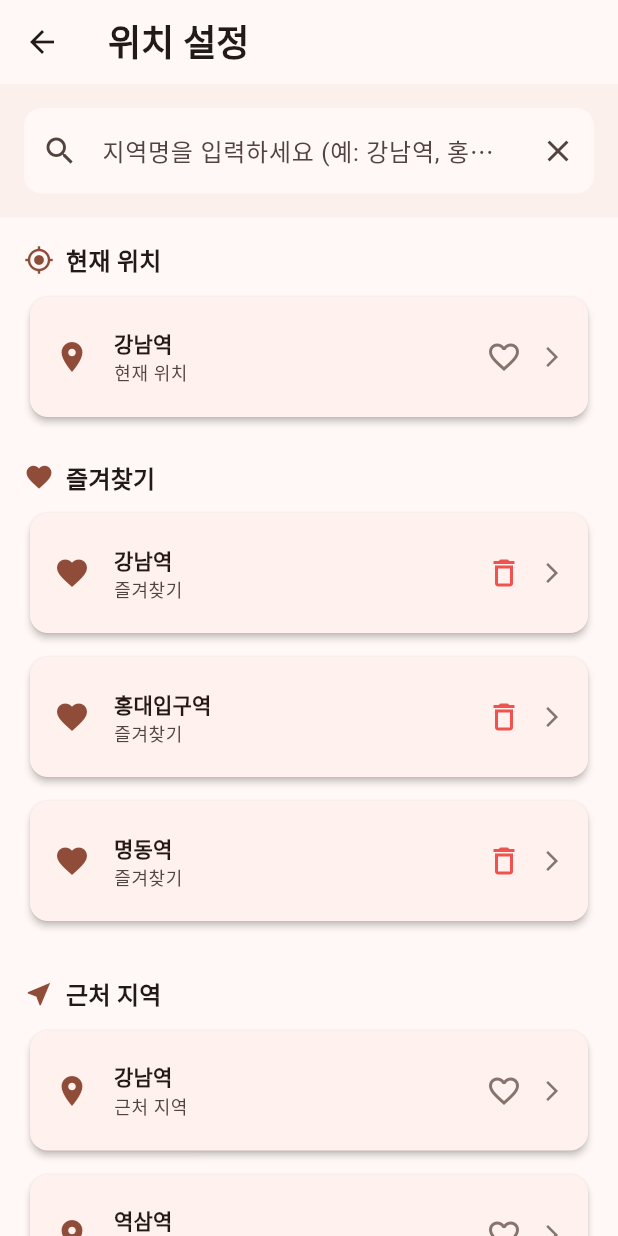
After one commit to hjkim909/Mechu, a Flutter app: the screen it shows after launch, after a tap on "강남역", on a phone screen of 412 x 824 dp. The commit adds this screen. Run offline on Flutter 3.47's test engine with Material 3 defaults, Android fonts, the phone set to English and light mode, and no system bars; accounts and stored records are empty; generated files the repository leaves out were written again.

Commit message:
feat: 위치 설정 화면 개발 완료
- LocationSettingScreen 새로 생성
  - 현재 위치 자동 로드 및 표시
  - 즐겨찾기 위치 관리 (추가/삭제)
  - 근처 지역 자동 추천
  - 지역명 검색 기능
  - Material Design 3 스타일 적용

- HomeScreen 위치 설정 연동
  - 현재 위치 표시 부분을 터치 가능하게 변경
  - 위치 설정 화면으로 네비게이션 추가
  - 선택된 위치 상태 관리
  - 선택된 위치 기반 추천 기능

주요 기능:
- 동적 위치 변경 및 반영
- 사용자 친화적인 인터페이스
- 에러 처리 및 로딩 상태
- 즐겨찾기 시스템 (향후 SharedPreferences 연동 예정)

```diff
--- a/lib/screens/home_screen.dart
+++ b/lib/screens/home_screen.dart
@@ -2,6 +2,7 @@ import 'package:flutter/material.dart';
 import '../models/models.dart';
 import '../services/services.dart';
 import 'recommendation_result_screen.dart';
+import 'location_setting_screen.dart';
 
 class HomeScreen extends StatefulWidget {
   const HomeScreen({super.key});
@@ -13,6 +14,7 @@ class HomeScreen extends StatefulWidget {
 class _HomeScreenState extends State<HomeScreen> {
   double _peopleCount = 2.0; // 기본값 2명
   bool _isLoading = false;
+  UserLocation? _selectedLocation;
 
   final LocationService _locationService = LocationService();
   final RecommendationService _recommendationService = RecommendationService();
@@ -26,6 +28,32 @@ class _HomeScreenState extends State<HomeScreen> {
 
   Future<void> _initializeServices() async {
     await _userService.initialize();
+    _loadCurrentLocation();
+  }
+
+  Future<void> _loadCurrentLocation() async {
+    try {
+      final location = await _locationService.getCurrentLocation();
+      setState(() {
+        _selectedLocation = location;
+      });
+    } catch (e) {
+      // 기본값 유지
+    }
+  }
+
+  Future<void> _navigateToLocationSetting() async {
+    final result = await Navigator.of(context).push<UserLocation>(
+      MaterialPageRoute(
+        builder: (context) => const LocationSettingScreen(),
+      ),
+    );
+
+    if (result != null) {
+      setState(() {
+        _selectedLocation = result;
+      });
+    }
   }
 
   Future<void> _getRecommendations() async {
@@ -36,8 +64,8 @@ class _HomeScreenState extends State<HomeScreen> {
     });
 
     try {
-      // 현재 위치 가져오기
-      final userLocation = await _locationService.getCurrentLocation();
+      // 선택된 위치 또는 현재 위치 사용
+      final userLocation = _selectedLocation ?? await _locationService.getCurrentLocation();
 
       // 빠른 추천 요청
       final recommendations = await _recommendationService.getQuickRecommendations(
@@ -101,8 +129,10 @@ class _HomeScreenState extends State<HomeScreen> {
               // 상단 여백
               const SizedBox(height: 32),
 
-              // 현재 위치 표시
-              Container(
+              // 현재 위치 표시 (터치 가능)
+              GestureDetector(
+                onTap: _navigateToLocationSetting,
+                child: Container(
                   padding: const EdgeInsets.symmetric(
                     horizontal: 24,
                     vertical: 16,
@@ -110,6 +140,10 @@ class _HomeScreenState extends State<HomeScreen> {
                   decoration: BoxDecoration(
                     color: colorScheme.primaryContainer,
                     borderRadius: BorderRadius.circular(20),
+                    border: Border.all(
+                      color: colorScheme.primary.withOpacity(0.3),
+                      width: 1,
+                    ),
                   ),
                   child: Row(
                     mainAxisSize: MainAxisSize.min,
@@ -121,13 +155,20 @@ class _HomeScreenState extends State<HomeScreen> {
                       ),
                       const SizedBox(width: 8),
                       Text(
-                      '강남역',
+                        _selectedLocation?.address ?? '강남역',
                         style: theme.textTheme.titleMedium?.copyWith(
                           color: colorScheme.onPrimaryContainer,
                           fontWeight: FontWeight.w600,
                         ),
                       ),
+                      const SizedBox(width: 8),
+                      Icon(
+                        Icons.edit,
+                        color: colorScheme.onPrimaryContainer.withOpacity(0.7),
+                        size: 16,
+                      ),
                     ],
+                  ),
                 ),
               ),
 
--- /dev/null
+++ b/lib/screens/location_setting_screen.dart
@@ -0,0 +1,413 @@
+import 'package:flutter/material.dart';
+import '../models/models.dart';
+import '../services/services.dart';
+
+class LocationSettingScreen extends StatefulWidget {
+  const LocationSettingScreen({super.key});
+
+  @override
+  State<LocationSettingScreen> createState() => _LocationSettingScreenState();
+}
+
+class _LocationSettingScreenState extends State<LocationSettingScreen> {
+  final LocationService _locationService = LocationService();
+  final TextEditingController _searchController = TextEditingController();
+
+  UserLocation? _currentLocation;
+  List<String> _favoriteLocations = [];
+  List<String> _nearbyAreas = [];
+  bool _isLoading = false;
+  bool _isSearching = false;
+
+  @override
+  void initState() {
+    super.initState();
+    _loadCurrentLocation();
+    _loadFavoriteLocations();
+  }
+
+  @override
+  void dispose() {
+    _searchController.dispose();
+    super.dispose();
+  }
+
+  Future<void> _loadCurrentLocation() async {
+    setState(() {
+      _isLoading = true;
+    });
+
+    try {
+      final location = await _locationService.getCurrentLocation();
+      final nearbyAreas = _locationService.getNearbyAreas(location);
+
+      setState(() {
+        _currentLocation = location;
+        _nearbyAreas = nearbyAreas;
+      });
+    } catch (e) {
+      _showErrorSnackBar('현재 위치를 가져올 수 없습니다: $e');
+    } finally {
+      setState(() {
+        _isLoading = false;
+      });
+    }
+  }
+
+  Future<void> _loadFavoriteLocations() async {
+    // TODO: SharedPreferences에서 즐겨찾기 위치 로드
+    setState(() {
+      _favoriteLocations = ['강남역', '홍대입구역', '명동역']; // 임시 데이터
+    });
+  }
+
+  Future<void> _searchLocation(String query) async {
+    if (query.trim().isEmpty) return;
+
+    setState(() {
+      _isSearching = true;
+    });
+
+    try {
+      final location = await _locationService.getLocationFromAddress(query);
+      if (location != null) {
+        _selectLocation(location);
+      } else {
+        _showErrorSnackBar('위치를 찾을 수 없습니다: $query');
+      }
+    } catch (e) {
+      _showErrorSnackBar('검색 중 오류가 발생했습니다: $e');
+    } finally {
+      setState(() {
+        _isSearching = false;
+      });
+    }
+  }
+
+  void _selectLocation(UserLocation location) {
+    Navigator.of(context).pop(location);
+  }
+
+  void _addToFavorites(String locationName) {
+    if (!_favoriteLocations.contains(locationName)) {
+      setState(() {
+        _favoriteLocations.add(locationName);
+      });
+      // TODO: SharedPreferences에 저장
+      _showSuccessSnackBar('$locationName이(가) 즐겨찾기에 추가되었습니다');
+    }
+  }
+
+  void _removeFromFavorites(String locationName) {
+    setState(() {
+      _favoriteLocations.remove(locationName);
+    });
+    // TODO: SharedPreferences에서 제거
+    _showSuccessSnackBar('$locationName이(가) 즐겨찾기에서 제거되었습니다');
+  }
+
+  void _showErrorSnackBar(String message) {
+    ScaffoldMessenger.of(context).showSnackBar(
+      SnackBar(
+        content: Text(message),
+        backgroundColor: Colors.red,
+        behavior: SnackBarBehavior.floating,
+      ),
+    );
+  }
+
+  void _showSuccessSnackBar(String message) {
+    ScaffoldMessenger.of(context).showSnackBar(
+      SnackBar(
+        content: Text(message),
+        backgroundColor: Colors.green,
+        behavior: SnackBarBehavior.floating,
+      ),
+    );
+  }
+
+  @override
+  Widget build(BuildContext context) {
+    final theme = Theme.of(context);
+    final colorScheme = theme.colorScheme;
+
+    return Scaffold(
+      appBar: AppBar(
+        title: Text(
+          '위치 설정',
+          style: theme.textTheme.headlineSmall?.copyWith(
+            fontWeight: FontWeight.bold,
+          ),
+        ),
+        backgroundColor: colorScheme.surface,
+        elevation: 0,
+      ),
+      body: Column(
+        children: [
+          // 검색 바
+          Container(
+            padding: const EdgeInsets.all(16),
+            color: colorScheme.surfaceVariant.withOpacity(0.3),
+            child: TextField(
+              controller: _searchController,
+              decoration: InputDecoration(
+                hintText: '지역명을 입력하세요 (예: 강남역, 홍대입구역)',
+                prefixIcon: const Icon(Icons.search),
+                suffixIcon: _isSearching
+                    ? const SizedBox(
+                        width: 20,
+                        height: 20,
+                        child: CircularProgressIndicator(strokeWidth: 2),
+                      )
+                    : IconButton(
+                        icon: const Icon(Icons.clear),
+                        onPressed: () => _searchController.clear(),
+                      ),
+                border: OutlineInputBorder(
+                  borderRadius: BorderRadius.circular(12),
+                  borderSide: BorderSide.none,
+                ),
+                filled: true,
+                fillColor: colorScheme.surface,
+              ),
+              onSubmitted: _searchLocation,
+            ),
+          ),
+
+          // 현재 위치 섹션
+          Expanded(
+            child: ListView(
+              padding: const EdgeInsets.all(16),
+              children: [
+                // 현재 위치
+                _buildSectionTitle('현재 위치', Icons.my_location),
+                const SizedBox(height: 8),
+                if (_isLoading)
+                  _buildLoadingCard()
+                else if (_currentLocation != null)
+                  _buildLocationCard(
+                    _currentLocation!.address ?? '알 수 없는 위치',
+                    '현재 위치',
+                    Icons.location_on,
+                    () => _selectLocation(_currentLocation!),
+                    showFavoriteButton: true,
+                    onFavoritePressed: () => _addToFavorites(_currentLocation!.address ?? '현재 위치'),
+                  ),
+
+                const SizedBox(height: 24),
+
+                // 즐겨찾기 위치
+                _buildSectionTitle('즐겨찾기', Icons.favorite),
+                const SizedBox(height: 8),
+                if (_favoriteLocations.isEmpty)
+                  _buildEmptyCard('즐겨찾기 위치가 없습니다')
+                else
+                  ..._favoriteLocations.map((location) => Padding(
+                        padding: const EdgeInsets.only(bottom: 8),
+                        child: _buildLocationCard(
+                          location,
+                          '즐겨찾기',
+                          Icons.favorite,
+                          () async {
+                            final locationData = await _locationService.getLocationFromAddress(location);
+                            if (locationData != null) {
+                              _selectLocation(locationData);
+                            }
+                          },
+                          showFavoriteButton: false,
+                          showDeleteButton: true,
+                          onDeletePressed: () => _removeFromFavorites(location),
+                        ),
+                      )),
+
+                const SizedBox(height: 24),
+
+                // 근처 지역
+                _buildSectionTitle('근처 지역', Icons.near_me),
+                const SizedBox(height: 8),
+                if (_nearbyAreas.isEmpty)
+                  _buildEmptyCard('근처 지역 정보가 없습니다')
+                else
+                  ..._nearbyAreas.map((area) => Padding(
+                        padding: const EdgeInsets.only(bottom: 8),
+                        child: _buildLocationCard(
+                          area,
+                          '근처 지역',
+                          Icons.place,
+                          () async {
+                            final locationData = await _locationService.getLocationFromAddress(area);
+                            if (locationData != null) {
+                              _selectLocation(locationData);
+                            }
+                          },
+                          showFavoriteButton: true,
+                          onFavoritePressed: () => _addToFavorites(area),
+                        ),
+                      )),
+              ],
+            ),
+          ),
+        ],
+      ),
+    );
+  }
+
+  Widget _buildSectionTitle(String title, IconData icon) {
+    final theme = Theme.of(context);
+    final colorScheme = theme.colorScheme;
+
+    return Row(
+      children: [
+        Icon(
+          icon,
+          size: 20,
+          color: colorScheme.primary,
+        ),
+        const SizedBox(width: 8),
+        Text(
+          title,
+          style: theme.textTheme.titleMedium?.copyWith(
+            fontWeight: FontWeight.bold,
+            color: colorScheme.onSurface,
+          ),
+        ),
+      ],
+    );
+  }
+
+  Widget _buildLocationCard(
+    String locationName,
+    String subtitle,
+    IconData icon,
+    VoidCallback onTap, {
+    bool showFavoriteButton = false,
+    bool showDeleteButton = false,
+    VoidCallback? onFavoritePressed,
+    VoidCallback? onDeletePressed,
+  }) {
+    final theme = Theme.of(context);
+    final colorScheme = theme.colorScheme;
+
+    return Card(
+      elevation: 2,
+      shape: RoundedRectangleBorder(
+        borderRadius: BorderRadius.circular(12),
+      ),
+      child: InkWell(
+        borderRadius: BorderRadius.circular(12),
+        onTap: onTap,
+        child: Padding(
+          padding: const EdgeInsets.all(16),
+          child: Row(
+            children: [
+              Icon(
+                icon,
+                color: colorScheme.primary,
+                size: 24,
+              ),
+              const SizedBox(width: 16),
+              Expanded(
+                child: Column(
+                  crossAxisAlignment: CrossAxisAlignment.start,
+                  children: [
+                    Text(
+                      locationName,
+                      style: theme.textTheme.titleSmall?.copyWith(
+                        fontWeight: FontWeight.w600,
+                      ),
+                    ),
+                    const SizedBox(height: 2),
+                    Text(
+                      subtitle,
+                      style: theme.textTheme.bodySmall?.copyWith(
+                        color: colorScheme.onSurfaceVariant,
+                      ),
+                    ),
+                  ],
+                ),
+              ),
+              if (showFavoriteButton)
+                IconButton(
+                  icon: Icon(
+                    Icons.favorite_border,
+                    color: colorScheme.outline,
+                  ),
+                  onPressed: onFavoritePressed,
+                ),
+              if (showDeleteButton)
+                IconButton(
+                  icon: Icon(
+                    Icons.delete_outline,
+                    color: Colors.red[400],
+                  ),
+                  onPressed: onDeletePressed,
+                ),
+              Icon(
+                Icons.arrow_forward_ios,
+                size: 16,
+                color: colorScheme.outline,
+              ),
+            ],
+          ),
+        ),
+      ),
+    );
+  }
+
+  Widget _buildLoadingCard() {
+    final theme = Theme.of(context);
+    final colorScheme = theme.colorScheme;
+
+    return Card(
+      elevation: 2,
+      shape: RoundedRectangleBorder(
+        borderRadius: BorderRadius.circular(12),
+      ),
+      child: Padding(
+        padding: const EdgeInsets.all(16),
+        child: Row(
+          children: [
+            SizedBox(
+              width: 24,
+              height: 24,
+              child: CircularProgressIndicator(
+                strokeWidth: 2,
+                color: colorScheme.primary,
+              ),
+            ),
+            const SizedBox(width: 16),
+            Text(
+              '현재 위치를 가져오는 중...',
+              style: theme.textTheme.titleSmall?.copyWith(
+                color: colorScheme.onSurfaceVariant,
+              ),
+            ),
+          ],
+        ),
+      ),
+    );
+  }
+
+  Widget _buildEmptyCard(String message) {
+    final theme = Theme.of(context);
+    final colorScheme = theme.colorScheme;
+
+    return Card(
+      elevation: 1,
+      shape: RoundedRectangleBorder(
+        borderRadius: BorderRadius.circular(12),
+      ),
+      child: Padding(
+        padding: const EdgeInsets.all(16),
+        child: Center(
+          child: Text(
+            message,
+            style: theme.textTheme.bodyMedium?.copyWith(
+              color: colorScheme.onSurfaceVariant,
+            ),
+          ),
+        ),
+      ),
+    );
+  }
+}
```
Also changed, not shown: 1 other file. Lines whose indentation alone changed are shown as unchanged.
